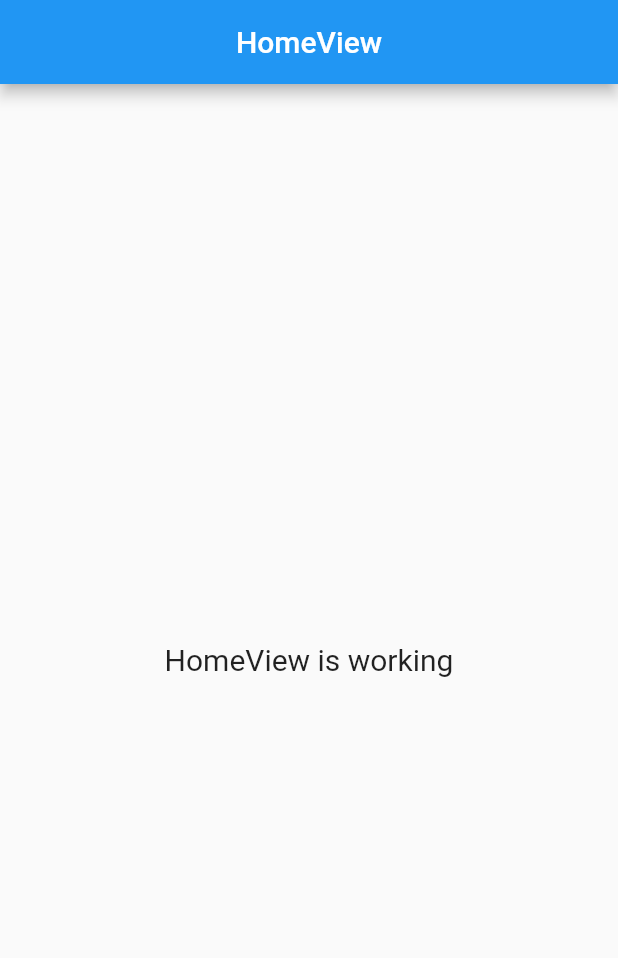
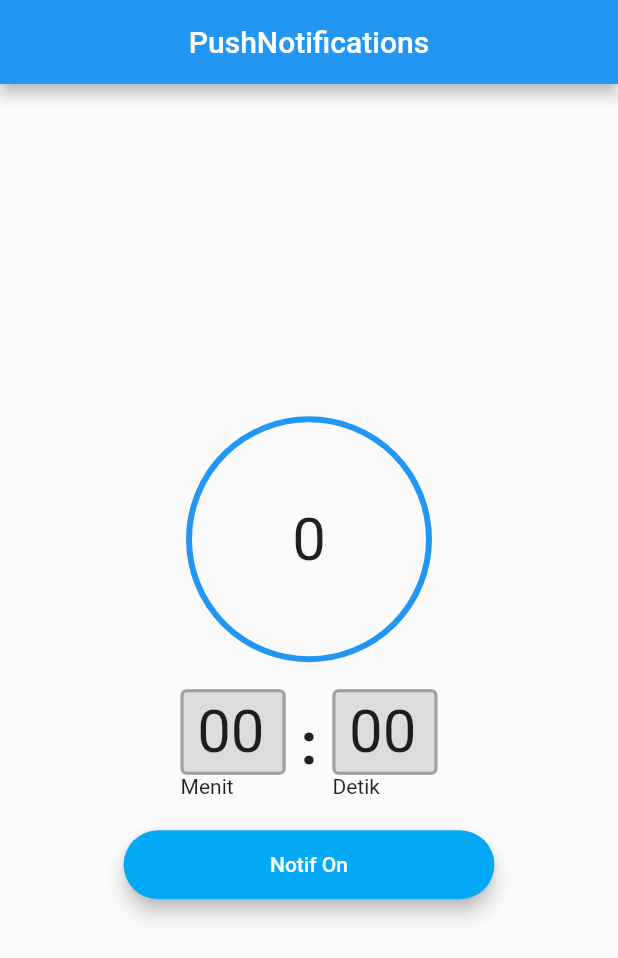
Before and after one commit to firhanpra/push_notification, a Flutter app: the screen it shows after launch, on a phone screen of 412 x 824 dp. Shown: the top 958 px of the screen. Run offline on Flutter 3.47's test engine with Material 2 defaults, Android fonts, the phone set to English and light mode, and no system bars; our stand-ins replace flutter_local_notifications, get, timezone.

Commit message:
final commit

```diff
--- a/lib/app/modules/home/views/home_view.dart
+++ b/lib/app/modules/home/views/home_view.dart
@@ -1,4 +1,6 @@
 import 'package:flutter/material.dart';
+import 'package:flutter/services.dart';
+import 'package:flutter/widgets.dart';
 
 import 'package:get/get.dart';
 
@@ -9,13 +11,125 @@ class HomeView extends GetView<HomeController> {
   Widget build(BuildContext context) {
     return Scaffold(
       appBar: AppBar(
-        title: Text('HomeView'),
+        title: Text('PushNotifications'),
         centerTitle: true,
       ),
       body: Center(
-        child: Text(
-          'HomeView is working',
-          style: TextStyle(fontSize: 20),
+        child: Column(
+          mainAxisAlignment: MainAxisAlignment.center,
+          children: [
+            SizedBox(
+              width: 160,
+              height: 160,
+              child: Stack(
+                fit: StackFit.expand,
+                children: [
+                  CircularProgressIndicator(
+                    value: 50 / 50,
+                  ),
+                  Center(
+                    child: Obx(
+                      () => Text(
+                        controller.textDuration.value.toString(),
+                        style: TextStyle(fontSize: 40),
+                      ),
+                    ),
+                  ),
+                ],
+              ),
+            ),
+            SizedBox(
+              height: 20,
+            ),
+            Row(
+              mainAxisAlignment: MainAxisAlignment.center,
+              children: [
+                Column(
+                  crossAxisAlignment: CrossAxisAlignment.start,
+                  children: [
+                    Container(
+                      width: 70,
+                      child: TextFormField(
+                        controller: controller.minController,
+                        keyboardType: TextInputType.number,
+                        inputFormatters: [LengthLimitingTextInputFormatter(2)],
+                        textAlign: TextAlign.center,
+                        style: TextStyle(fontSize: 40),
+                        decoration: InputDecoration(
+                          fillColor: Colors.black12,
+                          filled: true,
+                          contentPadding: EdgeInsets.all(5),
+                          enabledBorder: OutlineInputBorder(
+                              borderSide:
+                                  BorderSide(width: 2, color: Colors.grey)),
+                          focusedBorder: OutlineInputBorder(
+                              borderSide:
+                                  BorderSide(width: 2, color: Colors.blue)),
+                        ),
+                      ),
+                    ),
+                    Text('Menit')
+                  ],
+                ),
+                Text(
+                  ' : ',
+                  style: TextStyle(fontSize: 40, fontWeight: FontWeight.bold),
+                ),
+                Column(
+                  crossAxisAlignment: CrossAxisAlignment.start,
+                  children: [
+                    Container(
+                      width: 70,
+                      child: TextFormField(
+                        controller: controller.secController,
+                        keyboardType: TextInputType.number,
+                        inputFormatters: [LengthLimitingTextInputFormatter(2)],
+                        textAlign: TextAlign.center,
+                        style: TextStyle(fontSize: 40),
+                        decoration: InputDecoration(
+                          fillColor: Colors.black12,
+                          filled: true,
+                          contentPadding: EdgeInsets.all(5),
+                          enabledBorder: OutlineInputBorder(
+                              borderSide:
+                                  BorderSide(width: 2, color: Colors.grey)),
+                          focusedBorder: OutlineInputBorder(
+                              borderSide:
+                                  BorderSide(width: 2, color: Colors.blue)),
+                        ),
+                      ),
+                    ),
+                    Text('Detik')
+                  ],
+                )
+              ],
+            ),
+            SizedBox(
+              height: 20,
+            ),
+            Container(
+              width: Get.width * 0.6,
+              child: Obx(
+                () => ElevatedButton(
+                  onPressed: controller.clickEnable.value
+                      ? () async {
+                          controller.pushNotif();
+                        }
+                      : null,
+                  style: ElevatedButton.styleFrom(
+                      primary: Colors.lightBlue,
+                      shape: RoundedRectangleBorder(
+                        borderRadius: BorderRadius.circular(25),
+                      ),
+                      elevation: 5),
+                  child: Padding(
+                    padding: const EdgeInsets.all(15),
+                    child: Text('Notif On'),
+                  ),
+                ),
+              ),
+            ),
+          ],
         ),
       ),
     );
--- a/lib/app/routes/app_routes.dart
+++ b/lib/app/routes/app_routes.dart
@@ -5,8 +5,10 @@ abstract class Routes {
   Routes._();
 
   static const HOME = _Paths.HOME;
+  static const NEXT_PAGE = _Paths.NEXT_PAGE;
 }
 
 abstract class _Paths {
   static const HOME = '/home';
+  static const NEXT_PAGE = '/next-page';
 }
--- a/pubspec.yaml
+++ b/pubspec.yaml
@@ -3,13 +3,15 @@ version: 1.0.0+1
 publish_to: none
 description: A new Flutter project.
 environment:
-  sdk: '>=2.12.0 <3.0.0'
+  sdk: ">=2.12.0 <3.0.0"
 
 dependencies:
   cupertino_icons: ^1.0.2
   get: 4.3.8
   flutter:
     sdk: flutter
+  flutter_local_notifications: ^9.0.2
+  timezone: ^0.8.0
 
 dev_dependencies:
   flutter_lints: ^1.0.0
@@ -18,3 +20,5 @@ dev_dependencies:
 
 flutter:
   uses-material-design: true
+  assets:
+    - assets/
```
Also changed, not shown: lib/app/modules/home/controllers/home_controller.dart (+76 -0 lines), lib/app/modules/nextPage/bindings/next_page_binding.dart (added, +12 -0 lines), lib/app/modules/nextPage/controllers/next_page_controller.dart (added, +27 -0 lines), lib/app/modules/nextPage/views/next_page_view.dart (added, +41 -0 lines), lib/app/routes/app_pages.dart (+7 -0 lines), lib/main.dart (+31 -0 lines), assets/tes.png (added), pubspec.lock, 5 other files.
